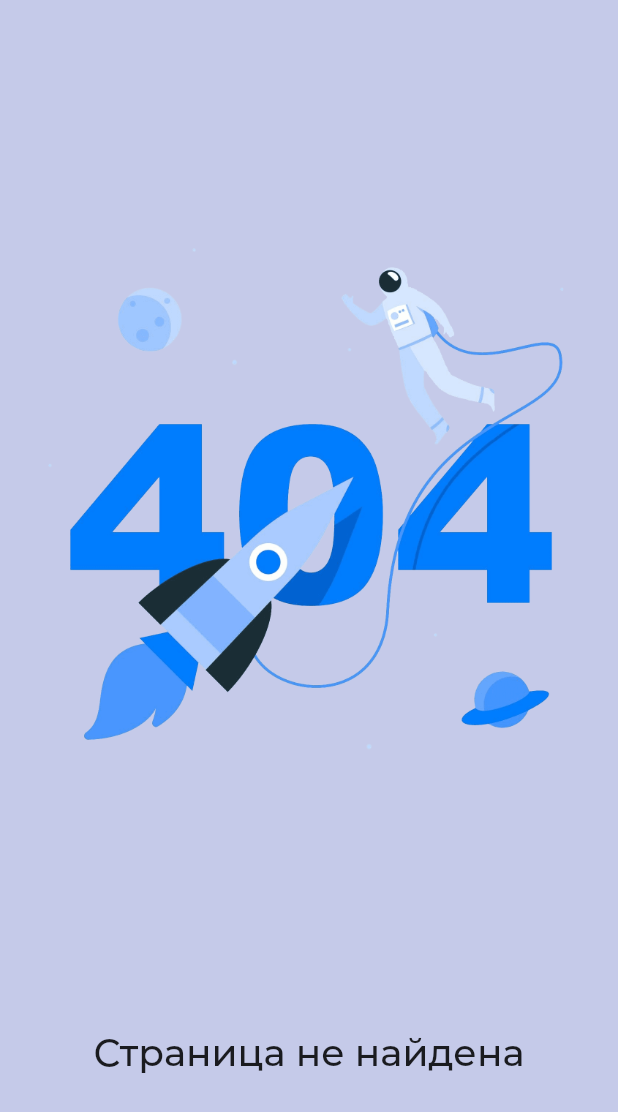
After one commit to JMApps/website, a Flutter app: the ErrorPage screen opened by its route, on a phone screen of 412 x 824 dp. The commit adds this screen. Shown: the top 1112 px of the screen. Run offline on Flutter 3.47's test engine with Material 2 defaults, Android fonts, the phone set to English and light mode, and no system bars; our stand-ins replace responsive_builder, smooth_page_indicator.

Commit message:
Added error page

```diff
--- /dev/null
+++ b/lib/presentation/pages/error_page.dart
@@ -0,0 +1,30 @@
+import 'package:flutter/material.dart';
+
+class ErrorPage extends StatelessWidget {
+  const ErrorPage({super.key});
+
+  @override
+  Widget build(BuildContext context) {
+    return Scaffold(
+      body: Center(
+        child: Column(
+          mainAxisAlignment: MainAxisAlignment.center,
+          children: [
+            Expanded(
+              flex: 5,
+              child: Image.asset('assets/images/error_page.png'),
+            ),
+            const Expanded(
+              child: Text(
+                'Страница не найдена',
+                style: TextStyle(
+                  fontSize: 25,
+                ),
+              ),
+            ),
+          ],
+        ),
+      ),
+    );
+  }
+}
--- a/lib/presentation/pages/root_page.dart
+++ b/lib/presentation/pages/root_page.dart
@@ -27,7 +27,8 @@ class RootPage extends StatelessWidget {
                 PointerDeviceKind.mouse,
                 PointerDeviceKind.touch,
                 PointerDeviceKind.stylus,
-                PointerDeviceKind.unknown
+                PointerDeviceKind.trackpad,
+                PointerDeviceKind.unknown,
               },
             ),
             debugShowCheckedModeBanner: false,
@@ -36,6 +37,7 @@ class RootPage extends StatelessWidget {
             darkTheme: AppThemes.darkTheme,
             themeMode: mainState.getDarkThemeState ? ThemeMode.dark : ThemeMode.light,
             onGenerateRoute: AppRoutes.onGeneratorRoue,
+            onUnknownRoute: AppRoutes.onUnknownRoute,
             home: const MainPage(),
           );
         },
```
Also changed, not shown: lib/application/routes/app_routes.dart (+18 -2 lines), assets/images/error_page.png (added), lib/generated/assets.dart, 1 other file.
